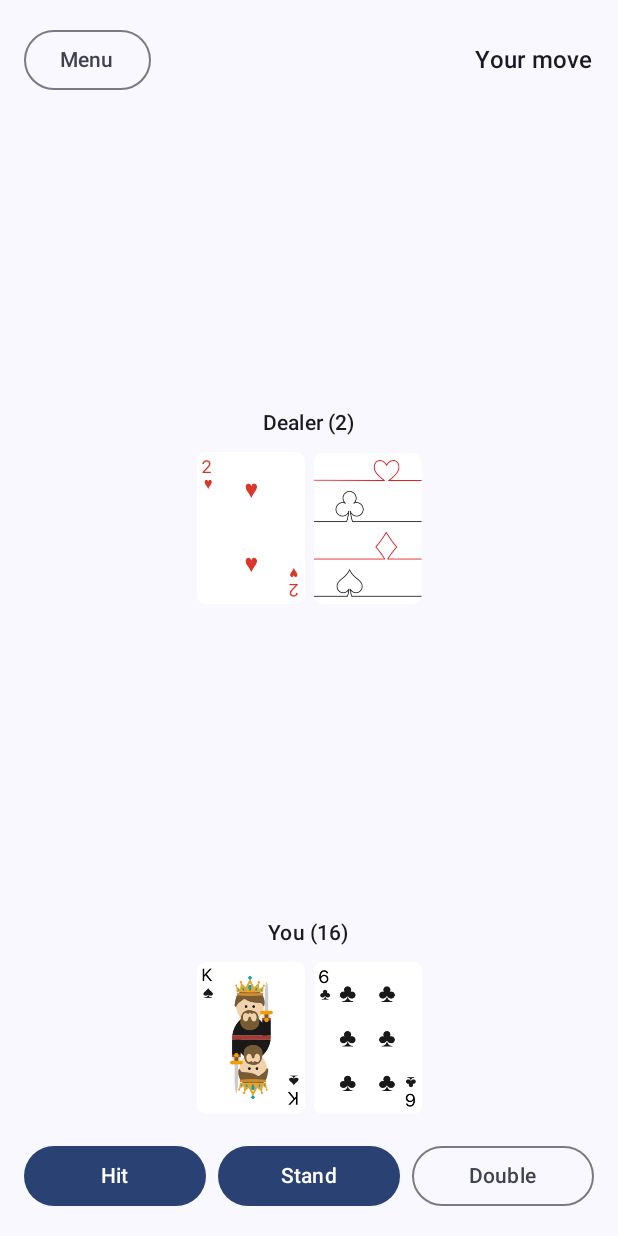
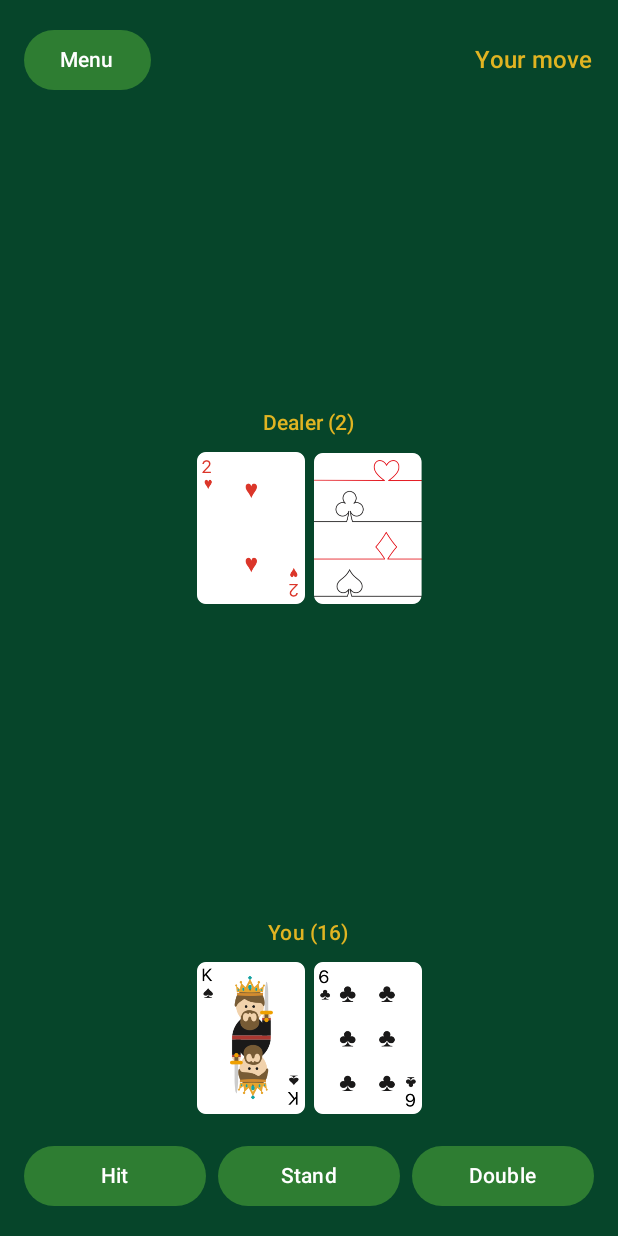
Before and after one commit to AlexT0k/BlackJack_learning, an Android app built with Jetpack Compose: the screen it shows after launch (MainActivity), after a tap on "Play Standard 8-Deck", on a phone screen of 412 x 824 dp. Run offline under Robolectric (Android 15) with nearby library versions, the phone set to English and light mode, and no system bars.

Commit message:
Tweaked colors

```diff
--- a/app/src/main/java/com/example/blackjack/ui/theme/BlackjackScreen.kt
+++ b/app/src/main/java/com/example/blackjack/ui/theme/BlackjackScreen.kt
@@ -1,6 +1,7 @@
 package com.example.blackjack.ui.theme
 
 import androidx.compose.foundation.Image
+import androidx.compose.foundation.background
 import androidx.compose.foundation.layout.Arrangement
 import androidx.compose.foundation.layout.Column
 import androidx.compose.foundation.layout.Row
@@ -11,8 +12,8 @@ import androidx.compose.foundation.layout.height
 import androidx.compose.foundation.layout.padding
 import androidx.compose.foundation.layout.width
 import androidx.compose.material3.Button
+import androidx.compose.material3.ButtonDefaults
 import androidx.compose.material3.MaterialTheme
-import androidx.compose.material3.OutlinedButton
 import androidx.compose.material3.Scaffold
 import androidx.compose.material3.Text
 import androidx.compose.runtime.Composable
@@ -23,6 +24,7 @@ import androidx.compose.runtime.remember
 import androidx.compose.runtime.setValue
 import androidx.compose.ui.Alignment
 import androidx.compose.ui.Modifier
+import androidx.compose.ui.graphics.Color
 import androidx.compose.ui.layout.ContentScale
 import androidx.compose.ui.platform.LocalContext
 import androidx.compose.ui.res.painterResource
@@ -59,22 +61,31 @@ fun BlackjackApp(viewModel: BlackjackViewModel) {
 fun MainMenuScreen(onPlayClassic: () -> Unit) {
     Column(
         modifier = Modifier
+            .background(Color(0xFF06452a))
             .fillMaxSize()
             .padding(24.dp),
         horizontalAlignment = Alignment.CenterHorizontally,
         verticalArrangement = Arrangement.Center
     ) {
-        Text("BLACKJACK", style = MaterialTheme.typography.headlineLarge)
+        Text("BLACKJACK", color = Color(0xFFe0b422), style = MaterialTheme.typography.headlineLarge)
         Spacer(modifier = Modifier.height(24.dp))
         Button(
             onClick = onPlayClassic,
+            colors = ButtonDefaults.buttonColors(
+                containerColor = Color(0xFF2E7D32),
+                contentColor = Color.White
+            ),
             modifier = Modifier.fillMaxWidth()
         ) {
             Text("Play Standard 8-Deck")
         }
         Spacer(modifier = Modifier.height(12.dp))
-        OutlinedButton(
+        Button(
             onClick = {},
+            colors = ButtonDefaults.buttonColors(
+                containerColor = Color(0xFF2E7D32),
+                contentColor = Color.White
+            ),
             enabled = false,
             modifier = Modifier.fillMaxWidth()
         ) {
@@ -95,6 +106,7 @@ fun GameScreen(
     Scaffold { innerPadding ->
         Column(
             modifier = Modifier
+                .background(Color(0xFF06452a))
                 .fillMaxSize()
                 .padding(innerPadding)
                 .padding(16.dp),
@@ -106,11 +118,17 @@ fun GameScreen(
                 horizontalArrangement = Arrangement.SpaceBetween,
                 verticalAlignment = Alignment.CenterVertically
             ) {
-                OutlinedButton(onClick = onBackToMenu) {
+                Button(
+                    onClick = onBackToMenu,
+                    colors = ButtonDefaults.buttonColors(
+                    containerColor = Color(0xFF2E7D32),
+                    contentColor = Color.White
+                ),) {
                     Text("Menu")
                 }
                 Text(
                     text = state.statusText,
+                    color = Color(0xFFe0b422),
                     style = MaterialTheme.typography.titleMedium
                 )
             }
@@ -118,6 +136,7 @@ fun GameScreen(
             Column(horizontalAlignment = Alignment.CenterHorizontally) {
                 Text(
                     text = "Dealer (${state.dealerScore})",
+                    color = Color(0xFFe0b422),
                     style = MaterialTheme.typography.titleSmall
                 )
                 Spacer(modifier = Modifier.height(8.dp))
@@ -130,6 +149,7 @@ fun GameScreen(
             Column(horizontalAlignment = Alignment.CenterHorizontally) {
                 Text(
                     text = "You (${state.playerScore})",
+                    color = Color(0xFFe0b422),
                     style = MaterialTheme.typography.titleSmall
                 )
                 Spacer(modifier = Modifier.height(8.dp))
@@ -142,6 +162,10 @@ fun GameScreen(
                 if (state.isRoundOver) {
                     Button(
                         onClick = onNewRound,
+                        colors = ButtonDefaults.buttonColors(
+                            containerColor = Color(0xFF2E7D32),
+                            contentColor = Color.White
+                        ),
                         modifier = Modifier.fillMaxWidth()
                     ) {
                         Text("Deal Next Hand")
@@ -153,18 +177,30 @@ fun GameScreen(
                     ) {
                         Button(
                             onClick = onHit,
+                            colors = ButtonDefaults.buttonColors(
+                                containerColor = Color(0xFF2E7D32),
+                                contentColor = Color.White
+                            ),
                             modifier = Modifier.weight(1f)
                         ) {
                             Text("Hit")
                         }
                         Button(
                             onClick = onStand,
+                            colors = ButtonDefaults.buttonColors(
+                                containerColor = Color(0xFF2E7D32),
+                                contentColor = Color.White
+                            ),
                             modifier = Modifier.weight(1f)
                         ) {
                             Text("Stand")
                         }
-                        OutlinedButton(
+                        Button(
                             onClick = onDoubleDown,
+                            colors = ButtonDefaults.buttonColors(
+                                containerColor = Color(0xFF2E7D32),
+                                contentColor = Color.White
+                            ),
                             enabled = state.canDoubleDown,
                             modifier = Modifier.weight(1f)
                         ) {
--- a/app/src/main/java/com/example/blackjack/ui/theme/Color.kt
+++ b/app/src/main/java/com/example/blackjack/ui/theme/Color.kt
@@ -2,9 +2,9 @@ package com.example.blackjack.ui.theme
 
 import androidx.compose.ui.graphics.Color
 
-val Purple80 = Color(0xFFD0BCFF)
-val PurpleGrey80 = Color(0xFFCCC2DC)
-val Pink80 = Color(0xFFEFB8C8)
+val DarkGreen = Color(0xFF06452a)
+val LightGreen = Color(0xFF07844e)
+val Gold = Color(0xFFe0b422)
 
 val Purple40 = Color(0xFF6650a4)
 val PurpleGrey40 = Color(0xFF625b71)
--- a/app/src/main/java/com/example/blackjack/ui/theme/Theme.kt
+++ b/app/src/main/java/com/example/blackjack/ui/theme/Theme.kt
@@ -12,15 +12,15 @@ import androidx.compose.runtime.Composable
 import androidx.compose.ui.platform.LocalContext
 
 private val DarkColorScheme = darkColorScheme(
-    primary = Purple80,
-    secondary = PurpleGrey80,
-    tertiary = Pink80
+    primary = DarkGreen,
+    secondary = LightGreen,
+    tertiary = Gold
 )
 
 private val LightColorScheme = lightColorScheme(
-    primary = Purple40,
-    secondary = PurpleGrey40,
-    tertiary = Pink40
+    primary = DarkGreen,
+    secondary = LightGreen,
+    tertiary = Gold
 
     /* Other default colors to override
     background = Color(0xFFFFFBFE),
```
